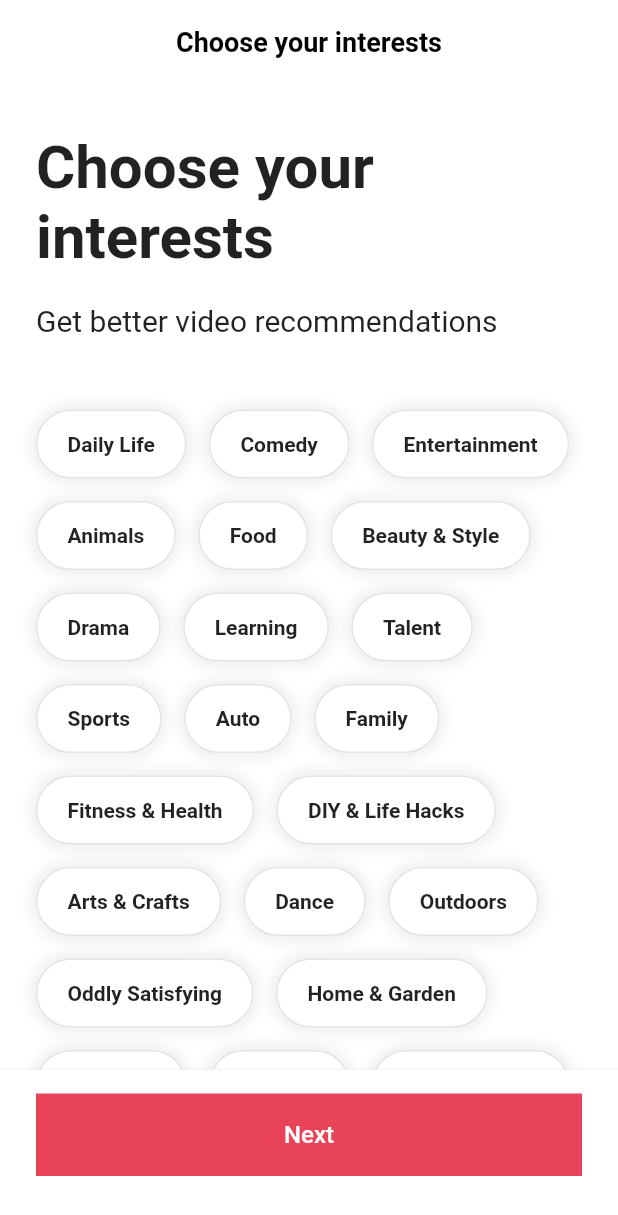
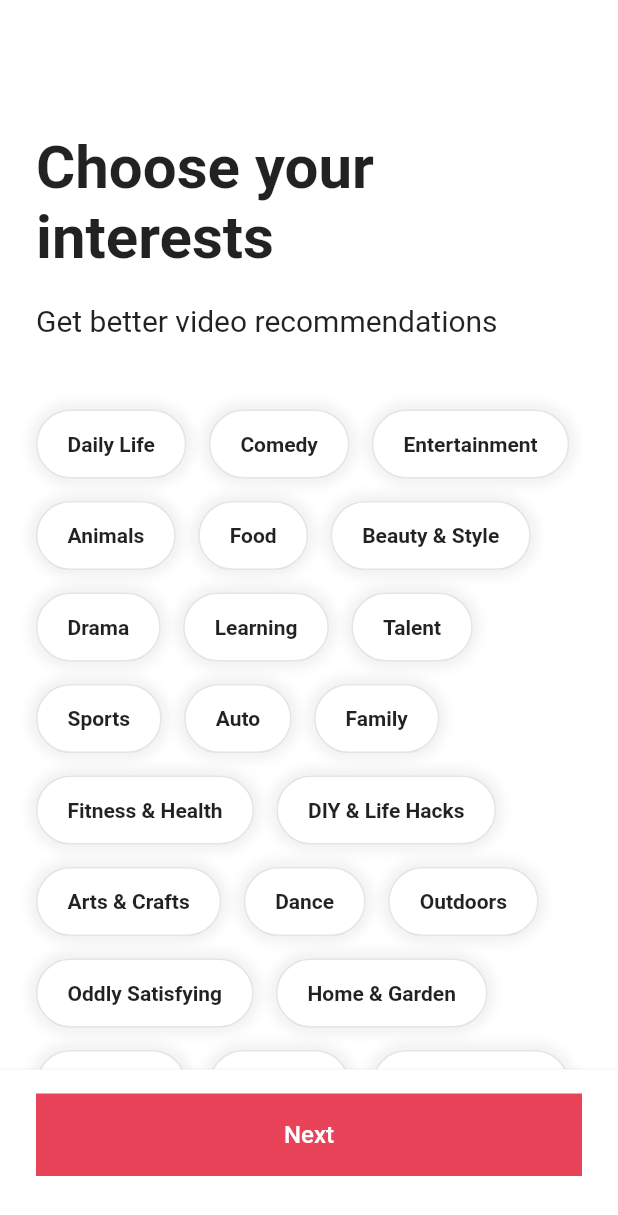
Before and after one commit to Junhyung-Won/flutter-tiktok, a Flutter app: the screen it shows after launch, on a phone screen of 412 x 824 dp. Shown: the top 1215 px of the screen. Run offline on Flutter 3.47's test engine with Material 2 defaults, Android fonts, the phone set to English and light mode, and no system bars; our stand-ins replace font_awesome_flutter.

Commit message:
Additional feature for interest_screen.dart

```diff
--- a/lib/features/onboarding/interests_screen.dart
+++ b/lib/features/onboarding/interests_screen.dart
@@ -1,6 +1,7 @@
 import 'package:flutter/material.dart';
 import 'package:flutter_tiktok_clone/constants/gaps.dart';
 import 'package:flutter_tiktok_clone/constants/sizes.dart';
+import 'package:flutter_tiktok_clone/features/onboarding/widgets/interest_button.dart';
 
 const interests = [
   "Daily Life",
@@ -43,17 +44,57 @@ const interests = [
   "Home & Garden",
 ];
 
-class InterestsScreen extends StatelessWidget {
+class InterestsScreen extends StatefulWidget {
   const InterestsScreen({super.key});
+
+  @override
+  State<InterestsScreen> createState() => _InterestsScreenState();
+}
+
+class _InterestsScreenState extends State<InterestsScreen> {
+  final ScrollController _scrollController = ScrollController();
+  bool _showTitle = false;
+  void _onScroll() {
+    if (_scrollController.offset > 100) {
+      if (_showTitle) return;
+      setState(() {
+        _showTitle = true;
+      });
+    } else {
+      if (!_showTitle) return;
+      setState(() {
+        _showTitle = false;
+      });
+    }
+  }
+
+  @override
+  void initState() {
+    super.initState();
+    _scrollController.addListener(_onScroll);
+  }
+
+  @override
+  void dispose() {
+    _scrollController.dispose();
+    super.dispose();
+  }
 
   @override
   Widget build(BuildContext context) {
     return Scaffold(
       appBar: AppBar(
-        title: const Text("Choose your interests"),
+        title: AnimatedOpacity(
+          opacity: _showTitle ? 1 : 0,
+          duration: const Duration(milliseconds: 300),
+          child: const Text("Choose your interests"),
+        ),
         centerTitle: true,
       ),
-      body: SingleChildScrollView(
+      body: Scrollbar(
+        controller: _scrollController,
+        child: SingleChildScrollView(
+          controller: _scrollController,
           child: Padding(
             padding: const EdgeInsets.only(
                 left: Sizes.size24, right: Sizes.size24, bottom: Sizes.size16),
@@ -81,36 +122,11 @@ class InterestsScreen extends StatelessWidget {
                   spacing: 15,
                   children: [
                     for (var interest in interests)
-                    Container(
-                      padding: const EdgeInsets.symmetric(
-                        vertical: Sizes.size14,
-                        horizontal: Sizes.size20,
-                      ),
-                      decoration: BoxDecoration(
-                        color: Colors.white,
-                        borderRadius: BorderRadius.circular(
-                          Sizes.size32,
-                        ),
-                        border:
-                            Border.all(color: Colors.black.withOpacity(0.1)),
-                        boxShadow: [
-                          BoxShadow(
-                            color: Colors.black.withOpacity(0.05),
-                            blurRadius: 5,
-                            spreadRadius: 5,
-                          ),
-                        ],
-                      ),
-                      child: Text(
-                        interest,
-                        style: const TextStyle(
-                          fontWeight: FontWeight.bold,
-                        ),
-                      ),
-                    )
+                      InterestButton(interest: interest)
                   ],
                 )
               ],
+            ),
           ),
         ),
       ),
--- /dev/null
+++ b/lib/features/onboarding/widgets/interest_button.dart
@@ -0,0 +1,59 @@
+import 'package:flutter/material.dart';
+import 'package:flutter_tiktok_clone/constants/sizes.dart';
+
+class InterestButton extends StatefulWidget {
+  const InterestButton({
+    super.key,
+    required this.interest,
+  });
+
+  final String interest;
+
+  @override
+  State<InterestButton> createState() => _InterestButtonState();
+}
+
+class _InterestButtonState extends State<InterestButton> {
+  bool _isSelected = false;
+
+  void _onTap() {
+    setState(() {
+      _isSelected = !_isSelected;
+    });
+  }
+
+  @override
+  Widget build(BuildContext context) {
+    return GestureDetector(
+      onTap: _onTap,
+      child: AnimatedContainer(
+        duration: const Duration(milliseconds: 300),
+        padding: const EdgeInsets.symmetric(
+          vertical: Sizes.size14,
+          horizontal: Sizes.size20,
+        ),
+        decoration: BoxDecoration(
+          color: _isSelected ? Theme.of(context).primaryColor : Colors.white,
+          borderRadius: BorderRadius.circular(
+            Sizes.size32,
+          ),
+          border: Border.all(color: Colors.black.withOpacity(0.1)),
+          boxShadow: [
+            BoxShadow(
+              color: Colors.black.withOpacity(0.05),
+              blurRadius: 5,
+              spreadRadius: 5,
+            ),
+          ],
+        ),
+        child: Text(
+          widget.interest,
+          style: TextStyle(
+            fontWeight: FontWeight.bold,
+            color: _isSelected ? Colors.white : Colors.black87,
+          ),
+        ),
+      ),
+    );
+  }
+}
```
Lines whose indentation alone changed are shown as unchanged.
